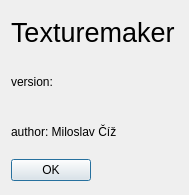
First picture: the form in texturemaker/texturemaker/aboutdialog.ui, repository drummyfish/ptdesigner, before the edit.
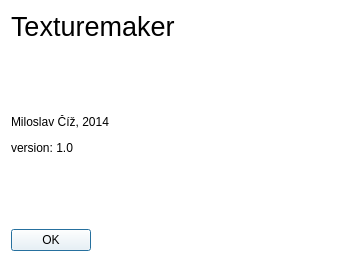
Second picture: the form after the edit. Icons and pictures are not drawn.

Commit message: QT: icon added

Diff of the .ui file:
```diff
--- a/texturemaker/texturemaker/aboutdialog.ui
+++ b/texturemaker/texturemaker/aboutdialog.ui
@@ -6,8 +6,8 @@
    <rect>
     <x>0</x>
     <y>0</y>
-    <width>189</width>
-    <height>195</height>
+    <width>356</width>
+    <height>261</height>
    </rect>
   </property>
   <property name="sizePolicy">
@@ -19,34 +19,11 @@
   <property name="windowTitle">
    <string>Dialog</string>
   </property>
-  <layout class="QVBoxLayout" name="verticalLayout">
-   <item>
-    <widget class="QLabel" name="label">
-     <property name="font">
-      <font>
-       <pointsize>20</pointsize>
-      </font>
-     </property>
-     <property name="text">
-      <string>Texturemaker</string>
-     </property>
-    </widget>
-   </item>
-   <item>
-    <widget class="QLabel" name="label_2">
-     <property name="text">
-      <string>version:</string>
-     </property>
-    </widget>
-   </item>
-   <item>
-    <widget class="QLabel" name="label_3">
-     <property name="text">
-      <string>author: Miloslav Číž</string>
-     </property>
-    </widget>
-   </item>
-   <item>
+  <property name="styleSheet">
+   <string notr="true">background-color: rgb(255,255,255)</string>
+  </property>
+  <layout class="QGridLayout" name="gridLayout">
+   <item row="6" column="0">
     <widget class="QDialogButtonBox" name="buttonBox">
      <property name="maximumSize">
       <size>
@@ -62,6 +39,53 @@
      </property>
     </widget>
    </item>
+   <item row="1" column="0">
+    <widget class="QLabel" name="label_2">
+     <property name="text">
+      <string>&lt;html&gt;&lt;head/&gt;&lt;body&gt;&lt;p&gt;Miloslav Číž, 2014&lt;/p&gt;&lt;p&gt;version: 1.0&lt;/p&gt;&lt;/body&gt;&lt;/html&gt;</string>
+     </property>
+    </widget>
+   </item>
+   <item row="0" column="0">
+    <widget class="QLabel" name="label">
+     <property name="font">
+      <font>
+       <pointsize>20</pointsize>
+      </font>
+     </property>
+     <property name="text">
+      <string>Texturemaker</string>
+     </property>
+    </widget>
+   </item>
+   <item row="1" column="1">
+    <widget class="QFrame" name="frame">
+     <property name="minimumSize">
+      <size>
+       <width>170</width>
+       <height>175</height>
+      </size>
+     </property>
+     <property name="maximumSize">
+      <size>
+       <width>170</width>
+       <height>175</height>
+      </size>
+     </property>
+     <property name="styleSheet">
+      <string notr="true">background-image: url(&quot;:/resources/icon original.png&quot;)</string>
+     </property>
+     <property name="frameShape">
+      <enum>QFrame::NoFrame</enum>
+     </property>
+     <property name="frameShadow">
+      <enum>QFrame::Raised</enum>
+     </property>
+     <property name="lineWidth">
+      <number>0</number>
+     </property>
+    </widget>
+   </item>
   </layout>
  </widget>
  <resources/>
```
The commit also changes 19 other files.
